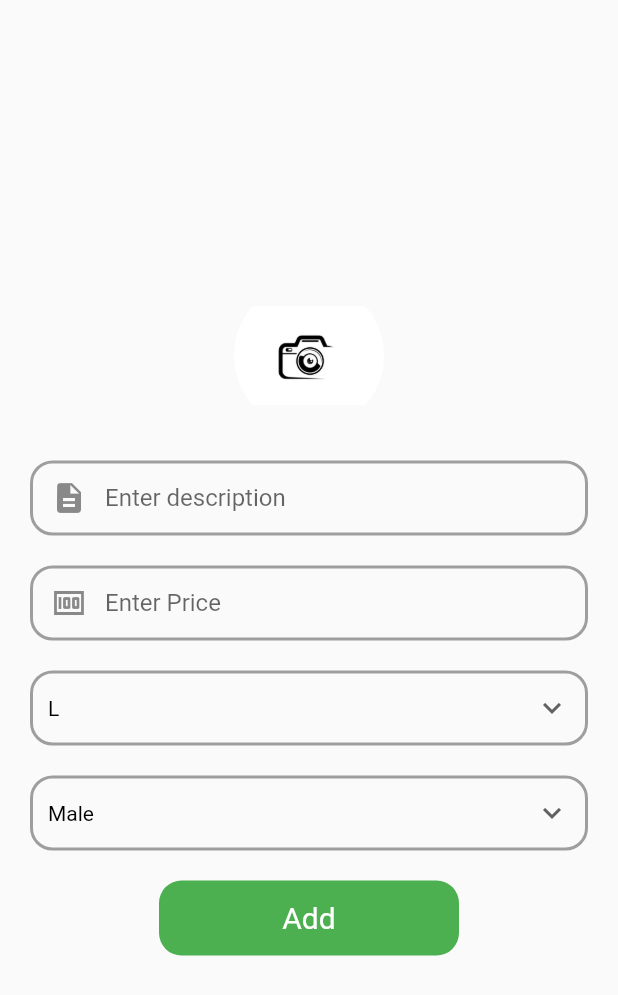
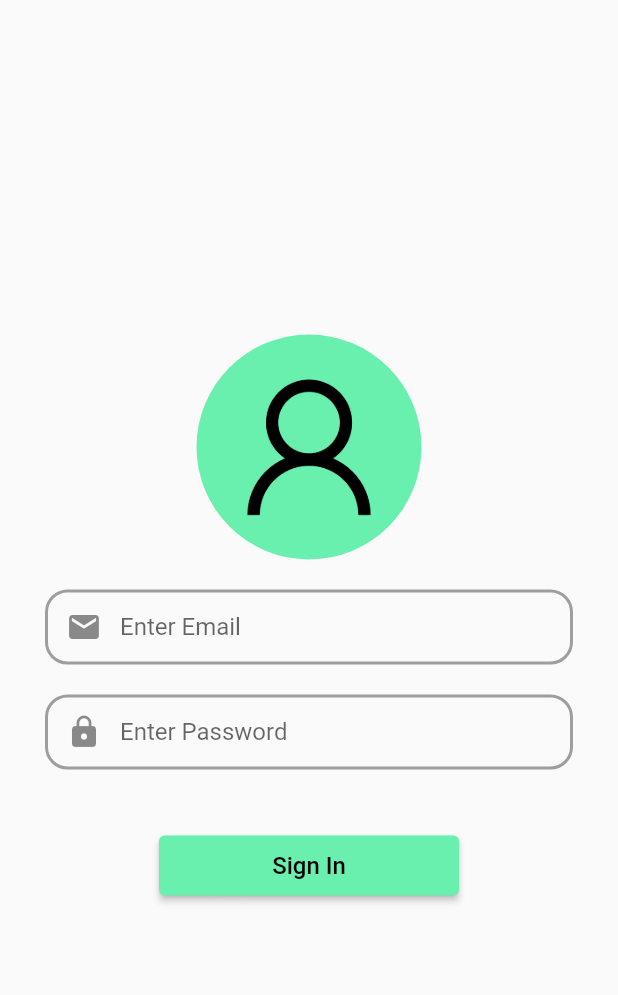
Before and after one commit to Genics85/fooseline-admin, a Flutter app: the screen it shows after launch, on a phone screen of 412 x 824 dp. Shown: the top 995 px of the screen. Run offline on Flutter 3.47's test engine with Material 2 defaults, Android fonts, the phone set to English and light mode, and no system bars; our stand-ins replace cloud_firestore, firebase_auth, firebase_core, firebase_storage, image_picker; accounts and stored records are empty.

```diff
--- /dev/null
+++ b/lib/SignInPage.dart
@@ -0,0 +1,31 @@
+import 'package:firebase_auth/firebase_auth.dart';
+import 'package:flutter/material.dart';
+import 'package:fooseonline_admin/sign_in_widget.dart';
+
+import 'homepage.dart';
+
+class SignInPage extends StatefulWidget {
+  const SignInPage({Key? key}) : super(key: key);
+
+  @override
+  _SignInPageState createState() => _SignInPageState();
+}
+
+class _SignInPageState extends State<SignInPage> {
+  @override
+  Widget build(BuildContext context) {
+    return Scaffold(
+      body: StreamBuilder<User?>(
+        stream: FirebaseAuth.instance.authStateChanges(),
+        builder: (context, snapshot){
+          if(snapshot.hasData){
+            return HomePage();
+          }
+          else{
+            return SignInPageWidget();
+          }
+        },
+      ),
+    );
+  }
+}
--- a/lib/homepage.dart
+++ b/lib/homepage.dart
@@ -1,7 +1,9 @@
 import 'dart:io';
+import 'package:firebase_auth/firebase_auth.dart';
 import 'package:flutter/cupertino.dart';
 import 'package:flutter/material.dart';
 import 'package:flutter/services.dart';
+import 'package:flutter/widgets.dart';
 import 'package:fooseonline_admin/app_text.dart';
 import 'package:fooseonline_admin/firebase_post.dart';
 import 'package:image_picker/image_picker.dart';
@@ -72,8 +74,10 @@ class _HomePageState extends State<HomePage> {
         context: context,
         builder: (BuildContext context){
           return  AlertDialog(
-            title: const Text("Uploading an empty field"),
-            content: const Text("Make sure all fields are filled"),
+            title: const AppText(text:"Uploading an empty field",color:Colors.black,),
+            content: Container(
+              padding: EdgeInsets.only(top: 20,bottom: 20),
+                child: const AppText(text:"Make sure all fields are filled",color: Colors.red,)),
             actions: [
               Container(
                 margin:const EdgeInsets.only(right: 15),
@@ -81,7 +85,7 @@ class _HomePageState extends State<HomePage> {
                   onTap:(){
                     Navigator.pop(context);
                   },
-                  child:const AppText(text: "Go back",color: Colors.red,),
+                  child:const AppText(text: "Go back",color: Colors.grey,),
                 ),
               )
             ],
@@ -95,7 +99,7 @@ class _HomePageState extends State<HomePage> {
                 content: const Text("Do you wish to continue?"),
                 actions:[
                   Container(
-                    margin:const EdgeInsets.only(left: 15,right: 15),
+                    margin:const EdgeInsets.all(15),
                     child: Row(
                       mainAxisAlignment:MainAxisAlignment.spaceBetween,
                       children: [
@@ -116,12 +120,10 @@ class _HomePageState extends State<HomePage> {
                                     duration: Duration(seconds: 2)
                                 )
                             ));
-
                             // reset some parameters after an upload
                             reset();
-
                           },
-                          child: const AppText(text:"Continue",color: Colors.black,),
+                          child: const AppText(text:"Continue",color: Colors.green,),
                         ),
                         InkWell(
                           onTap:(){
@@ -136,7 +138,6 @@ class _HomePageState extends State<HomePage> {
               );
             }
         )
-
     );
   }
 
@@ -156,15 +157,30 @@ class _HomePageState extends State<HomePage> {
         child: SingleChildScrollView(
           child: Column(
             mainAxisAlignment: MainAxisAlignment.center,
+            crossAxisAlignment: CrossAxisAlignment.start,
             children: [
-
+              Container(
+                width: 70,
+                height: 30,
+                margin: EdgeInsets.only(left: 20),
+                alignment: Alignment.center,
+                decoration: BoxDecoration(
+                  borderRadius: BorderRadius.circular(10),
+                  color: Colors.red
+                ),
+                child: InkWell(
+                  onTap: (){
+                    FirebaseAuth.instance.signOut();
+                  },
+                  child: AppText(text: "Log Out",color: Colors.white,),
+                ),
+              ),
               Container(
                 margin: const EdgeInsets.all(20),
                 child: Form(
                   key: _key,
                   child: Column(
                     children: [
-
                       GestureDetector(
                         onTap: pickImage,
                         child:ClipOval(
@@ -199,6 +215,7 @@ class _HomePageState extends State<HomePage> {
                               // hintStyle: TextStyle(color: hintColor)
                             )),
                       ),
+
                       Container(
                         decoration: BoxDecoration(
                           borderRadius: BorderRadius.circular(15),
@@ -219,6 +236,7 @@ class _HomePageState extends State<HomePage> {
                               // hintStyle: TextStyle(color: hintColor)
                             )),
                       ),
+
                       const SizedBox(height:20),
 
                         Container(
@@ -290,7 +308,6 @@ class _HomePageState extends State<HomePage> {
                           ),
                       const SizedBox(height: 20,),
 
-
                       GestureDetector(
                         onTap: (){
                           //function for adding product to the backend
@@ -306,7 +323,7 @@ class _HomePageState extends State<HomePage> {
                           ),
                           child: const AppText(text: "Add", color: Colors.white,size: 20,),
                         ),
-                      )
+                      ),
                     ],
                   ),
                 ),
--- a/lib/main.dart
+++ b/lib/main.dart
@@ -1,5 +1,7 @@
 import 'package:firebase_core/firebase_core.dart';
 import 'package:flutter/material.dart';
+import 'package:fooseonline_admin/sign_in_widget.dart';
+import 'SignInPage.dart';
 import 'homepage.dart';
 
 void main() async {
@@ -20,7 +22,7 @@ class MyApp extends StatelessWidget {
 
         primarySwatch: Colors.blue,
       ),
-      home: const HomePage(),
+      home: SignInPage(),
     );
   }
 }
--- /dev/null
+++ b/lib/sign_in_widget.dart
@@ -0,0 +1,120 @@
+import 'package:firebase_auth/firebase_auth.dart';
+import 'package:flutter/cupertino.dart';
+import "package:flutter/material.dart";
+
+import 'app_text.dart';
+
+class SignInPageWidget extends StatefulWidget {
+  const SignInPageWidget({Key? key}) : super(key: key);
+
+  @override
+  _SignInPageStateWidget createState() => _SignInPageStateWidget();
+}
+
+class _SignInPageStateWidget extends State<SignInPageWidget> {
+
+  TextEditingController _username=TextEditingController();
+  TextEditingController _password=TextEditingController();
+
+  Future signIn()async{
+    await FirebaseAuth.instance.signInWithEmailAndPassword(
+        email: _username.text.trim(),
+        password: _password.text.trim()
+    );
+    valueReset();
+  }
+  valueReset(){
+    setState(() {
+      _username.text="";
+      _password.text="";
+    });
+  }
+
+  double textFieldHeight=50;
+
+  @override
+  Widget build(BuildContext context) {
+    return SafeArea(
+        child: Center(
+            child:SingleChildScrollView(
+              child: Form(
+                child: Container(
+                  padding: EdgeInsets.all(30),
+                  child: Column(
+                    children: [
+                      Container(
+                        height: 150,
+                        width: 150,
+                        decoration: const BoxDecoration(
+                          color: Colors.greenAccent,
+                            shape: BoxShape.circle,
+                            image: DecorationImage(
+                                image:AssetImage("images/signinLogo.png"),
+                              fit:BoxFit.cover
+                            )
+                        ),
+                      ),
+                      Container(
+                        decoration: BoxDecoration(
+                            borderRadius: BorderRadius.circular(15),
+                            border: Border.all(
+                                color: Colors.grey,width: 2
+                            )
+                        ),
+                        height: textFieldHeight,
+                        margin: const EdgeInsets.only(top:20),
+                        child: TextFormField(
+                          // validator: _validateInputs,
+                            keyboardType: TextInputType.text,
+                            controller: _username,
+                            decoration: const InputDecoration(
+                              border: InputBorder.none,
+                              prefixIcon: Icon(Icons.email),
+                              hintText: "Enter Email",
+                              // hintStyle: TextStyle(color: hintColor)
+                            )),
+                      ),
+                      Container(
+                        decoration: BoxDecoration(
+                            borderRadius: BorderRadius.circular(15),
+                            border: Border.all(
+                                color: Colors.grey,width: 2
+                            )
+                        ),
+                        height: textFieldHeight,
+                        margin: const EdgeInsets.only(top:20),
+                        child: TextFormField(
+                          // validator: _validateInputs,
+                            obscureText: true,
+                            keyboardType: TextInputType.text,
+                            controller: _password,
+                            decoration: const InputDecoration(
+                              border: InputBorder.none,
+                              prefixIcon: Icon(Icons.lock),
+                              hintText: "Enter Password",
+                              // hintStyle: TextStyle(color: hintColor)
+                            )),
+                      ),
+                      SizedBox(
+                        height: 40,
+                      ),
+                      ElevatedButton(
+                          onPressed: signIn,
+                          style: ElevatedButton.styleFrom(
+                            primary: Colors.greenAccent,
+                            minimumSize: Size(200,40),
+                          ),
+                          child: AppText(text:"Sign In",color: Colors.black,)
+                      )
+                    ],
+                  ),
+                ),
+              ),
+            )
+        ),
+      );
+
+
+
+  }
+}
```
Also changed, not shown: images/signinLogo.png (added).
